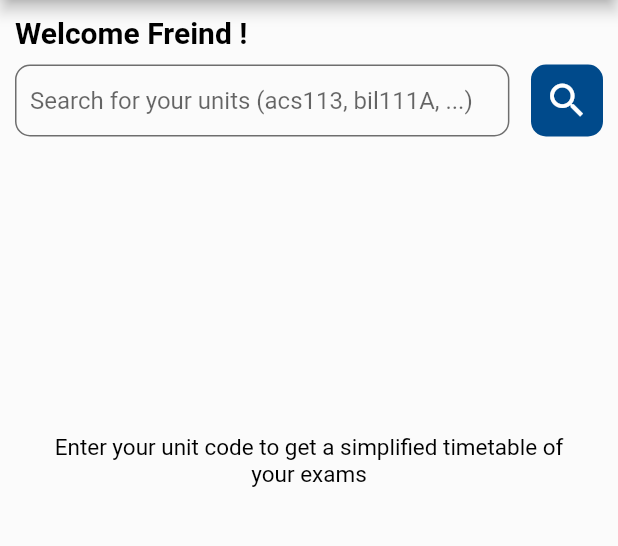
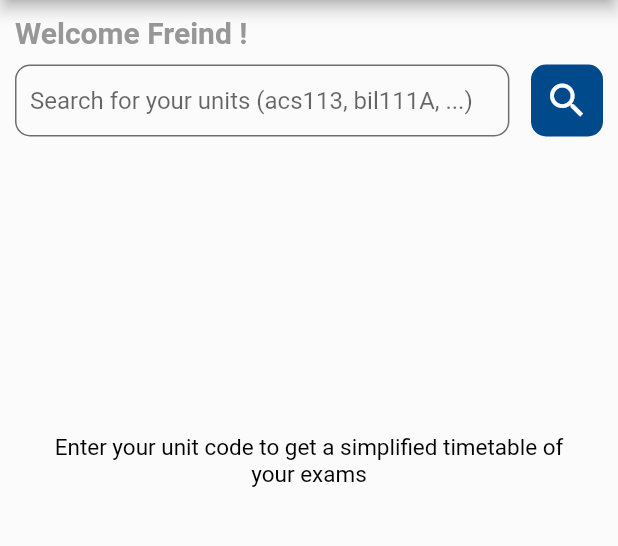
Before and after one commit to ElieBamunoba/MyTimeTable, a Flutter app: the screen it shows after launch, on a phone screen of 412 x 824 dp, the part 84-630 px from its top. Run offline on Flutter 3.47's test engine with Material 2 defaults, Android fonts, the phone set to English and light mode, and no system bars; our stand-ins replace equatable, flutter_bloc, fluttertoast; Roboto replaces fonts that are missing (Montserrat).

Commit message:
ui update

```diff
--- a/lib/constants/colors.dart
+++ b/lib/constants/colors.dart
@@ -4,12 +4,11 @@ class AppColors {
   //!common colors
   static const Color white = Colors.white;
   static const Color darkBlue = Color(0xff004A8B);
+  static const Color ligthBlue = Color(0xffe5efff);
+  static const Color ligthBlue2 = Color(0xffb7d3ff);
   static const Color green = Color(0xff259A00);
   static const Color ligthGreen = Color(0xffe8f5e5);
   static const Color ligthGreen2 = Color(0xffc1e3b7);
-  static const Color cyan = Color(0xff13A5C1);
-  static const Color ligthCyan = Color(0xffe7f6f9);
-  static const Color ligthCyan2 = Color(0xffbce6ee);
   static const Color backgroundLigthGrey = Color(0xffFbFbFb);
   static const Color textLigthGrey = Color(0xff979797);
   static const Color textColor = Colors.black;
--- a/lib/presentation/Widgets/title_text.dart
+++ /dev/null
@@ -1,26 +0,0 @@
-import 'package:flutter/material.dart';
-import 'package:google_fonts/google_fonts.dart';
-
-import '../../constants/colors.dart';
-
-class TitleText extends StatelessWidget {
-  final String text;
-  final double fontSize;
-  final Color color;
-  final FontWeight fontWeight;
-
-  const TitleText(
-      {Key? key,
-      required this.text,
-      this.fontSize = 18,
-      this.color = AppColors.textColor,
-      this.fontWeight = FontWeight.w800})
-      : super(key: key);
-
-  @override
-  Widget build(BuildContext context) {
-    return Text(text,
-        style: GoogleFonts.gentiumPlus(
-            fontSize: fontSize, fontWeight: fontWeight, color: color));
-  }
-}
--- a/lib/presentation/landing_screen.dart
+++ b/lib/presentation/landing_screen.dart
@@ -5,7 +5,6 @@ import 'package:flutter_bloc/flutter_bloc.dart';
 import '../bloc/unit/unit_bloc.dart';
 import '../constants/colors.dart';
 import './widgets/search_box.dart';
-import './widgets/title_text.dart';
 import 'Widgets/up_coming_unit_card.dart';
 import 'widgets/custom_loading.dart';
 import 'widgets/unit_card.dart';
@@ -39,10 +38,9 @@ class LandingScreen extends StatelessWidget {
               child: Column(
                 crossAxisAlignment: CrossAxisAlignment.start,
                 children: [
-                  const TitleText(
-                      text: 'Welcome Freind !',
-                      fontSize: 20,
-                      fontWeight: FontWeight.w700),
+                  const Text('Welcome Freind !',
+                      style:
+                          TextStyle(fontSize: 20, fontWeight: FontWeight.w700)),
                   const SizedBox(height: 10),
                   SearchBox(),
                   const SizedBox(height: 10),
--- a/pubspec.yaml
+++ b/pubspec.yaml
@@ -36,10 +36,10 @@ dependencies:
   # Use with the CupertinoIcons class for iOS style icons.
   cupertino_icons: ^1.0.2
   flutter_bloc: ^8.1.2
-  google_fonts: ^4.0.3
   intl: ^0.18.0
   equatable: ^2.0.5
   fluttertoast: ^8.2.1
+  http: ^0.13.5
 
 dev_dependencies:
   flutter_test:
```
Also changed, not shown: lib/constants/theme.dart (+4 -3 lines), lib/presentation/Widgets/up_coming_unit_card.dart (+6 -19 lines), pubspec.lock, 1 other file.
